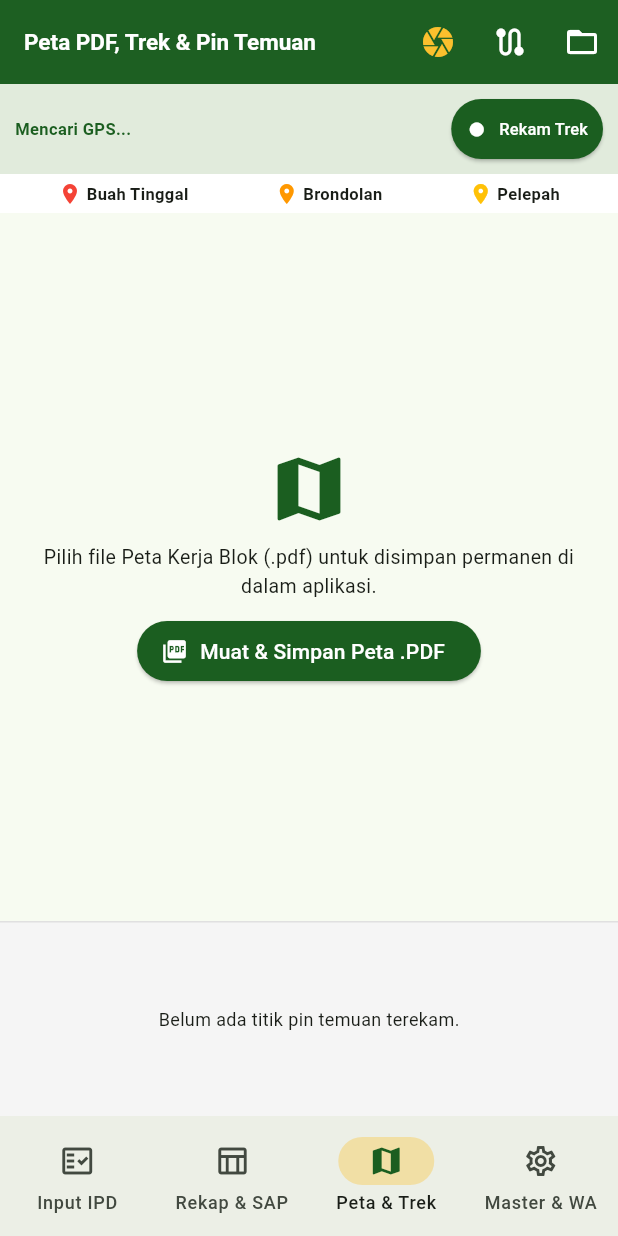
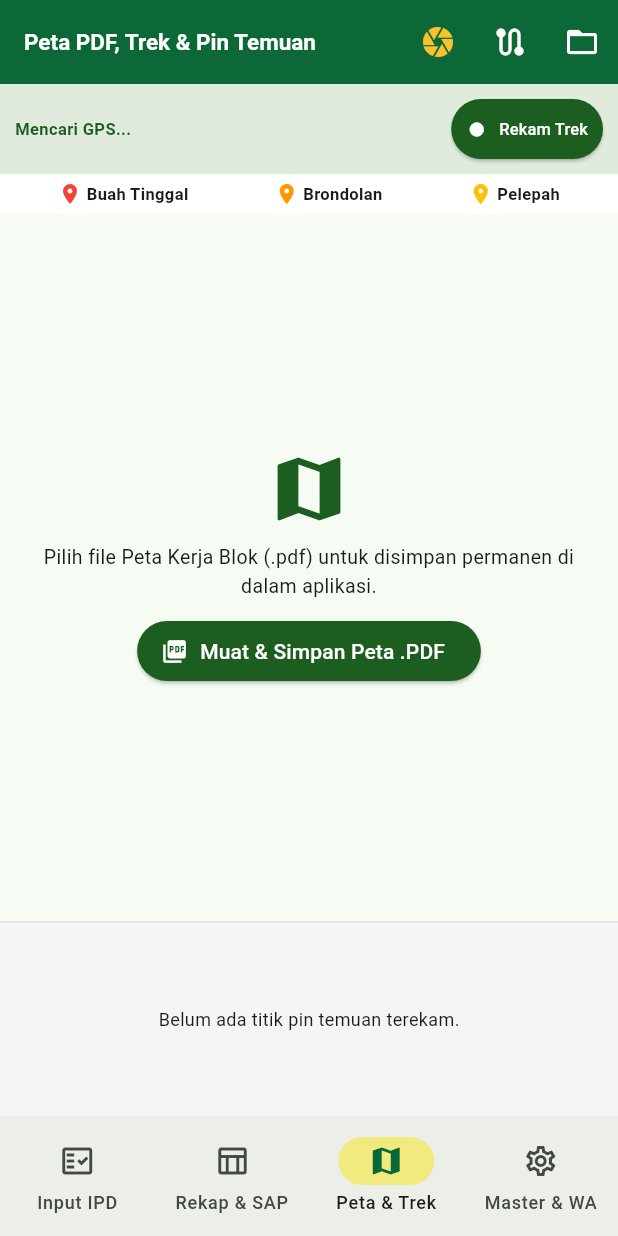
Before and after one commit to plasmamsmbsp-sudo/ipd-plasma-native, a Flutter app: the screen it shows after launch, item 3 of the bottom bar chosen, on a phone screen of 412 x 824 dp. Run offline on Flutter 3.47's test engine with Material 3 defaults, Android fonts, the phone set to English and light mode, and no system bars; our stand-ins replace file_picker, flutter_tts, geolocator, image_picker, share_plus, sqflite; missing offline and left inert: excel, pdfrx; accounts and stored records are empty.

Commit message:
Update main.dart

```diff
--- a/lib/main.dart
+++ b/lib/main.dart
@@ -21,12 +21,12 @@ class IpdPlasmaApp extends StatelessWidget {
       theme: ThemeData(
         useMaterial3: true,
         colorScheme: ColorScheme.fromSeed(
-          seedColor: const Color(0xFF1B5E20),
-          primary: const Color(0xFF1B5E20),
-          secondary: const Color(0xFFFBC02D),
+          seedColor: const Color(0xFF0A6836),
+          primary: const Color(0xFF0A6836),
+          secondary: const Color(0xFFB38E0C),
         ),
         appBarTheme: const AppBarTheme(
-          backgroundColor: Color(0xFF1B5E20),
+          backgroundColor: Color(0xFF0A6836),
           foregroundColor: Colors.white,
           elevation: 2,
         ),
@@ -59,27 +59,27 @@ class _MainNavigationScreenState extends State {
       body: pages[_selectedIndex],
       bottomNavigationBar: NavigationBar(
         selectedIndex: _selectedIndex,
-        indicatorColor: const Color(0xFFFBC02D).withOpacity(0.35),
+        indicatorColor: const Color(0xFFF7E300).withOpacity(0.45),
         onDestinationSelected: (idx) => setState(() => _selectedIndex = idx),
         destinations: const [
           NavigationDestination(
             icon: Icon(Icons.fact_check_outlined),
-            selectedIcon: Icon(Icons.fact_check, color: Color(0xFF1B5E20)),
+            selectedIcon: Icon(Icons.fact_check, color: Color(0xFF0A6836)),
             label: 'Input IPD',
           ),
           NavigationDestination(
             icon: Icon(Icons.table_chart_outlined),
-            selectedIcon: Icon(Icons.table_chart, color: Color(0xFF1B5E20)),
+            selectedIcon: Icon(Icons.table_chart, color: Color(0xFF0A6836)),
             label: 'Rekap & SAP',
           ),
           NavigationDestination(
             icon: Icon(Icons.map_outlined),
-            selectedIcon: Icon(Icons.map, color: Color(0xFF1B5E20)),
+            selectedIcon: Icon(Icons.map, color: Color(0xFF0A6836)),
             label: 'Peta & Trek',
           ),
           NavigationDestination(
             icon: Icon(Icons.settings_outlined),
-            selectedIcon: Icon(Icons.settings, color: Color(0xFF1B5E20)),
+            selectedIcon: Icon(Icons.settings, color: Color(0xFF0A6836)),
             label: 'Master & WA',
           ),
         ],
```
